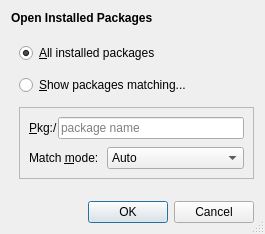
This is src/open-pkg-dialog.ui in Lithopsian/qdirstat as Qt 5 draws it before an edit. The edited form follows.
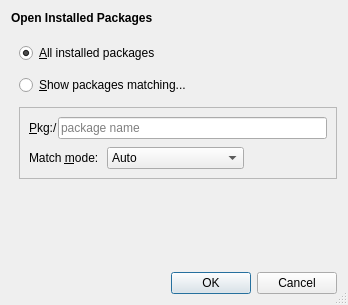
This is the edited form.

Diff of the .ui file:
```diff
--- a/src/open-pkg-dialog.ui
+++ b/src/open-pkg-dialog.ui
@@ -2,6 +2,14 @@
 <ui version="4.0">
  <class>OpenPkgDialog</class>
  <widget class="QDialog" name="OpenPkgDialog">
+  <property name="geometry">
+   <rect>
+    <x>0</x>
+    <y>0</y>
+    <width>348</width>
+    <height>305</height>
+   </rect>
+  </property>
   <property name="windowTitle">
    <string>Select Packages</string>
   </property>
```
